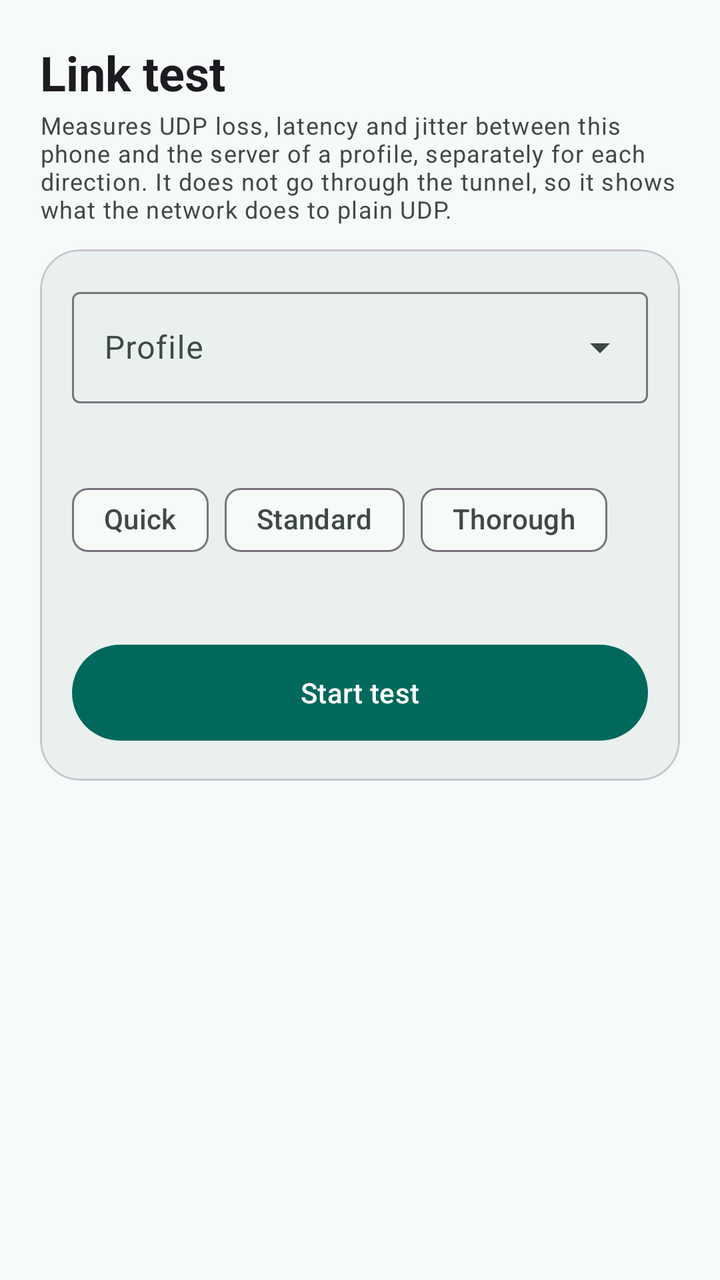
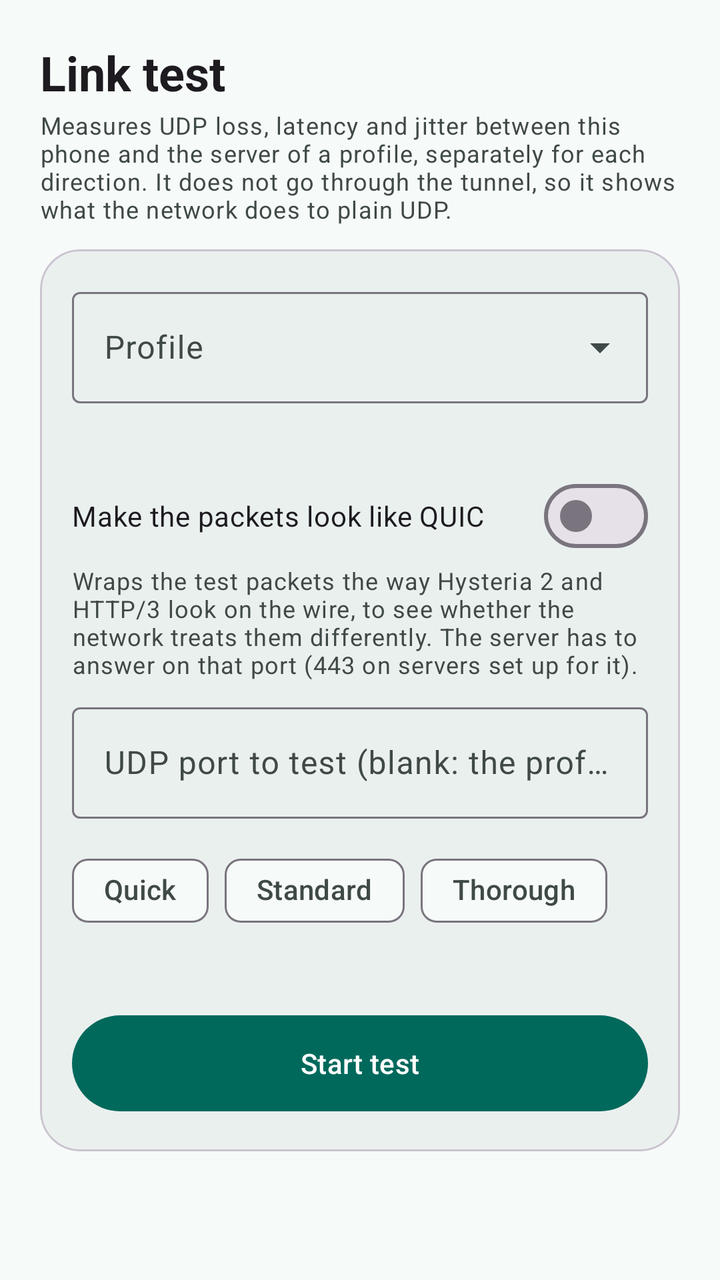

The first picture is an Android layout as it rendered before a commit; the second is the same layout after the commit. The layout source and the unified diff follow.
<!-- AndroidManifest.xml: application theme Theme.WgFec -->
<!-- res/layout/fragment_test.xml -->
<ScrollView xmlns:android="http://schemas.android.com/apk/res/android" xmlns:app="http://schemas.android.com/apk/res-auto" android:layout_width="match_parent" android:layout_height="match_parent">
  <LinearLayout android:layout_width="match_parent" android:layout_height="wrap_content" android:orientation="vertical" android:padding="20dp">
    <TextView android:layout_width="match_parent" android:layout_height="wrap_content" android:text="Link test"
        android:textAppearance="?attr/textAppearanceHeadlineSmall" android:textStyle="bold"/>
    <TextView android:layout_width="match_parent" android:layout_height="wrap_content" android:layout_marginTop="2dp" android:paddingBottom="12dp"
        android:text="Measures UDP loss, latency and jitter between this phone and the server of a profile, separately for each direction. It does not go through the tunnel, so it shows what the network does to plain UDP."
        android:textAppearance="?attr/textAppearanceBodySmall" android:textColor="?attr/colorOnSurfaceVariant"/>

    <com.google.android.material.card.MaterialCardView android:layout_width="match_parent" android:layout_height="wrap_content"
        app:cardElevation="0dp" app:cardCornerRadius="20dp" app:cardBackgroundColor="?attr/colorSurfaceContainer">
      <LinearLayout android:layout_width="match_parent" android:layout_height="wrap_content" android:orientation="vertical" android:padding="16dp">
        <com.google.android.material.textfield.TextInputLayout style="@style/Widget.Material3.TextInputLayout.OutlinedBox.ExposedDropdownMenu"
            android:layout_width="match_parent" android:layout_height="wrap_content" android:hint="Profile">
          <com.google.android.material.textfield.MaterialAutoCompleteTextView android:id="@+id/profilePick"
              android:layout_width="match_parent" android:layout_height="wrap_content" android:inputType="none"/>
        </com.google.android.material.textfield.TextInputLayout>
        <TextView android:id="@+id/targetHint" android:layout_width="match_parent" android:layout_height="wrap_content" android:layout_marginTop="6dp"
            android:textAppearance="?attr/textAppearanceBodySmall" android:textColor="?attr/colorOnSurfaceVariant"/>

        <com.google.android.material.chip.ChipGroup android:id="@+id/presets" android:layout_width="match_parent" android:layout_height="wrap_content"
            android:layout_marginTop="12dp" app:singleSelection="true" app:selectionRequired="true">
          <com.google.android.material.chip.Chip android:id="@+id/pQuick" style="@style/Widget.Material3.Chip.Filter" android:layout_width="wrap_content" android:layout_height="wrap_content" android:text="Quick" android:checkable="true"/>
          <com.google.android.material.chip.Chip android:id="@+id/pStandard" style="@style/Widget.Material3.Chip.Filter" android:layout_width="wrap_content" android:layout_height="wrap_content" android:text="Standard" android:checkable="true"/>
          <com.google.android.material.chip.Chip android:id="@+id/pThorough" style="@style/Widget.Material3.Chip.Filter" android:layout_width="wrap_content" android:layout_height="wrap_content" android:text="Thorough" android:checkable="true"/>
        </com.google.android.material.chip.ChipGroup>
        <TextView android:id="@+id/planText" android:layout_width="match_parent" android:layout_height="wrap_content" android:layout_marginTop="4dp"
            android:textAppearance="?attr/textAppearanceBodySmall" android:textColor="?attr/colorOnSurfaceVariant"/>

        <com.google.android.material.button.MaterialButton android:id="@+id/start" android:layout_width="match_parent" android:layout_height="56dp"
            android:layout_marginTop="14dp" android:text="Start test"/>
        <com.google.android.material.progressindicator.LinearProgressIndicator android:id="@+id/progress" android:layout_width="match_parent" android:layout_height="wrap_content"
            android:layout_marginTop="12dp" android:visibility="gone" android:max="1000"/>
        <TextView android:id="@+id/status" android:layout_width="match_parent" android:layout_height="wrap_content" android:layout_marginTop="6dp"
            android:visibility="gone" android:textAppearance="?attr/textAppearanceBodyMedium"/>
      </LinearLayout>
    </com.google.android.material.card.MaterialCardView>

    <com.google.android.material.card.MaterialCardView android:id="@+id/tuneCard" android:layout_width="match_parent" android:layout_height="wrap_content"
        android:layout_marginTop="10dp" android:visibility="gone" app:cardElevation="0dp" app:cardCornerRadius="20dp" app:cardBackgroundColor="?attr/colorSurfaceContainer">
      <LinearLayout android:layout_width="match_parent" android:layout_height="wrap_content" android:orientation="vertical" android:padding="16dp">
        <TextView android:layout_width="match_parent" android:layout_height="wrap_content" android:text="FEC level"
            android:textAppearance="?attr/textAppearanceTitleMedium" android:textStyle="bold"/>
        <TextView android:id="@+id/tuneText" android:layout_width="match_parent" android:layout_height="wrap_content" android:layout_marginTop="6dp"
            android:textAppearance="?attr/textAppearanceBodyMedium"/>
        <TextView android:id="@+id/tuneHint" android:layout_width="match_parent" android:layout_height="wrap_content" android:layout_marginTop="4dp"
            android:textAppearance="?attr/textAppearanceBodySmall" android:textColor="?attr/colorOnSurfaceVariant"/>
        <com.google.android.material.textfield.TextInputLayout style="@style/Widget.Material3.TextInputLayout.OutlinedBox.ExposedDropdownMenu"
            android:layout_width="match_parent" android:layout_height="wrap_content" android:layout_marginTop="12dp" android:hint="Downlink (server to phone)">
          <com.google.android.material.textfield.MaterialAutoCompleteTextView android:id="@+id/downPick"
              android:layout_width="match_parent" android:layout_height="wrap_content" android:inputType="none"/>
        </com.google.android.material.textfield.TextInputLayout>
        <com.google.android.material.textfield.TextInputLayout style="@style/Widget.Material3.TextInputLayout.OutlinedBox.ExposedDropdownMenu"
            android:layout_width="match_parent" android:layout_height="wrap_content" android:layout_marginTop="8dp" android:hint="Uplink (phone to server)">
          <com.google.android.material.textfield.MaterialAutoCompleteTextView android:id="@+id/upPick"
              android:layout_width="match_parent" android:layout_height="wrap_content" android:inputType="none"/>
        </com.google.android.material.textfield.TextInputLayout>
        <TextView android:id="@+id/suggestText" android:layout_width="match_parent" android:layout_height="wrap_content" android:layout_marginTop="10dp"
            android:visibility="gone" android:textAppearance="?attr/textAppearanceBodyMedium"/>
        <LinearLayout android:layout_width="match_parent" android:layout_height="wrap_content" android:orientation="horizontal" android:layout_marginTop="10dp">
          <com.google.android.material.button.MaterialButton android:id="@+id/tuneApply" android:layout_width="0dp" android:layout_height="wrap_content"
              android:layout_weight="1" android:text="Apply"/>
          <com.google.android.material.button.MaterialButton android:id="@+id/tuneReset" style="@style/Widget.Material3.Button.TonalButton"
              android:layout_width="0dp" android:layout_height="wrap_content" android:layout_weight="1" android:layout_marginStart="8dp" android:text="Reset"/>
        </LinearLayout>
        <com.google.android.material.button.MaterialButton android:id="@+id/tuneSuggest" style="@style/Widget.Material3.Button.TonalButton"
            android:layout_width="match_parent" android:layout_height="wrap_content" android:layout_marginTop="8dp" android:text="Use the suggestion"
            android:visibility="gone"/>
      </LinearLayout>
    </com.google.android.material.card.MaterialCardView>

    <LinearLayout android:id="@+id/results" android:layout_width="match_parent" android:layout_height="wrap_content" android:orientation="vertical"/>

    <LinearLayout android:id="@+id/actions" android:layout_width="match_parent" android:layout_height="wrap_content" android:orientation="horizontal"
        android:layout_marginTop="10dp" android:visibility="gone">
      <com.google.android.material.button.MaterialButton android:id="@+id/copy" style="@style/Widget.Material3.Button.TonalButton"
          android:layout_width="0dp" android:layout_height="wrap_content" android:layout_weight="1" android:text="Copy"/>
      <com.google.android.material.button.MaterialButton android:id="@+id/share" style="@style/Widget.Material3.Button.TonalButton"
          android:layout_width="0dp" android:layout_height="wrap_content" android:layout_weight="1" android:layout_marginStart="8dp" android:text="Share"/>
    </LinearLayout>
  </LinearLayout>
</ScrollView>
<!-- resources referenced by this layout -->
<resources>
  <style name="Theme.WgFec" parent="Theme.Material3.DayNight.NoActionBar">
          <item name="colorPrimary">#00695C</item>
          <item name="colorOnPrimary">#FFFFFF</item>
          <item name="colorPrimaryContainer">#B9F0E5</item>
          <item name="colorOnPrimaryContainer">#00201C</item>
          <item name="colorSecondary">#4A6360</item>
          <item name="colorSecondaryContainer">#CCE8E3</item>
          <item name="colorOnSecondaryContainer">#05201D</item>
          <item name="colorSurface">#F6FAF8</item>
          <item name="colorOnSurface">#171D1C</item>
          <item name="colorSurfaceVariant">#DAE5E2</item>
          <item name="colorOnSurfaceVariant">#3F4947</item>
          <item name="colorSurfaceContainer">#EAF0EE</item>
          <item name="colorSurfaceContainerLow">#F0F5F3</item>
          <item name="colorSurfaceContainerHigh">#E4EAE8</item>
          <item name="colorError">#BA1A1A</item>
          <item name="colorErrorContainer">#FFDAD6</item>
          <item name="colorOnErrorContainer">#410002</item>
          <item name="android:colorBackground">#F6FAF8</item>
          <item name="android:statusBarColor">@android:color/transparent</item>
          <item name="android:windowLightStatusBar">true</item>
      </style>
</resources>

<!-- the commit's change to res/layout/fragment_test.xml (unified diff, before → after) -->
@@ -16,6 +16,17 @@
         </com.google.android.material.textfield.TextInputLayout>
         <TextView android:id="@+id/targetHint" android:layout_width="match_parent" android:layout_height="wrap_content" android:layout_marginTop="6dp"
             android:textAppearance="?attr/textAppearanceBodySmall" android:textColor="?attr/colorOnSurfaceVariant"/>
+
+        <com.google.android.material.materialswitch.MaterialSwitch android:id="@+id/quicSwitch" android:layout_width="match_parent" android:layout_height="wrap_content"
+            android:layout_marginTop="10dp" android:text="Make the packets look like QUIC"/>
+        <TextView android:id="@+id/quicHelp" android:layout_width="match_parent" android:layout_height="wrap_content"
+            android:text="Wraps the test packets the way Hysteria 2 and HTTP/3 look on the wire, to see whether the network treats them differently. The server has to answer on that port (443 on servers set up for it)."
+            android:textAppearance="?attr/textAppearanceBodySmall" android:textColor="?attr/colorOnSurfaceVariant"/>
+        <com.google.android.material.textfield.TextInputLayout android:id="@+id/portLayout" style="@style/Widget.Material3.TextInputLayout.OutlinedBox"
+            android:layout_width="match_parent" android:layout_height="wrap_content" android:layout_marginTop="8dp" android:hint="UDP port to test (blank: the profile's)">
+          <com.google.android.material.textfield.TextInputEditText android:id="@+id/portOverride" android:layout_width="match_parent" android:layout_height="wrap_content"
+              android:inputType="number" android:maxLength="5"/>
+        </com.google.android.material.textfield.TextInputLayout>
 
         <com.google.android.material.chip.ChipGroup android:id="@+id/presets" android:layout_width="match_parent" android:layout_height="wrap_content"
             android:layout_marginTop="12dp" app:singleSelection="true" app:selectionRequired="true">
